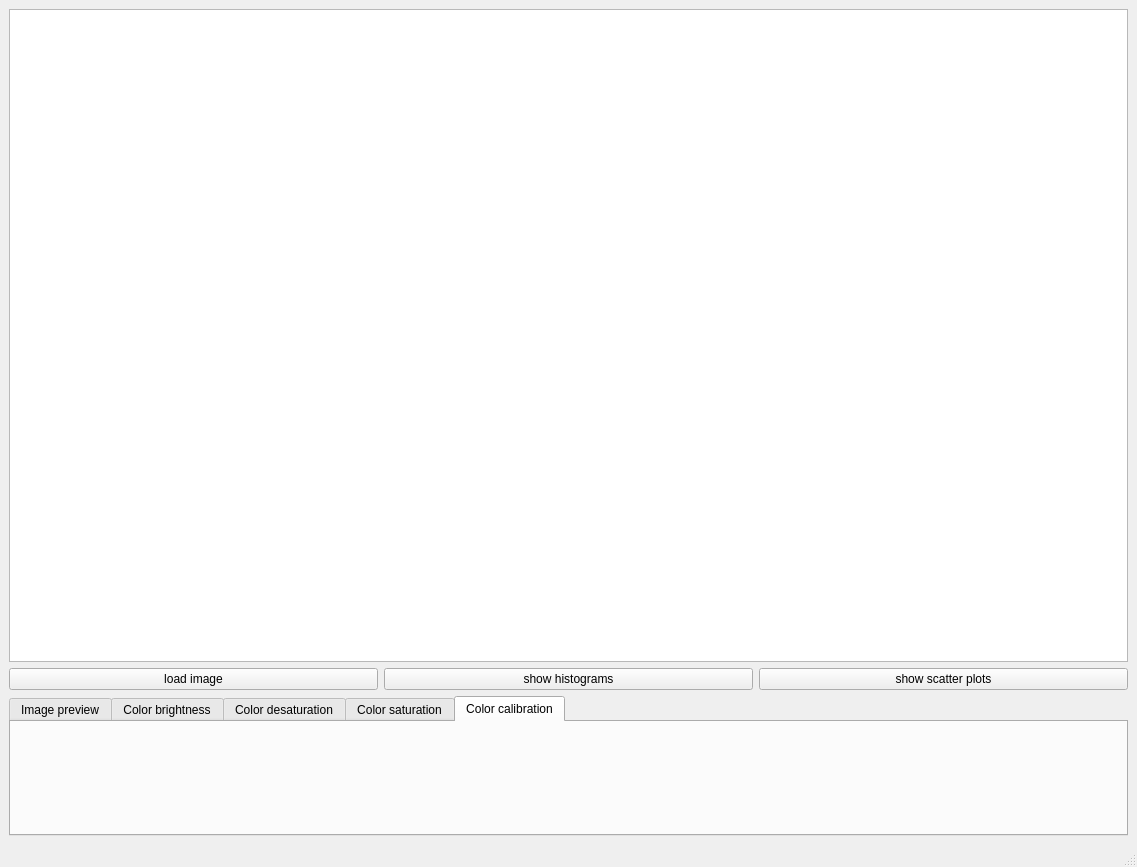
Above: gui/gui_form.ui from FrederikLauf/Cython-Image-Manipulation-Experimentation before the change. Below: the same form after it.
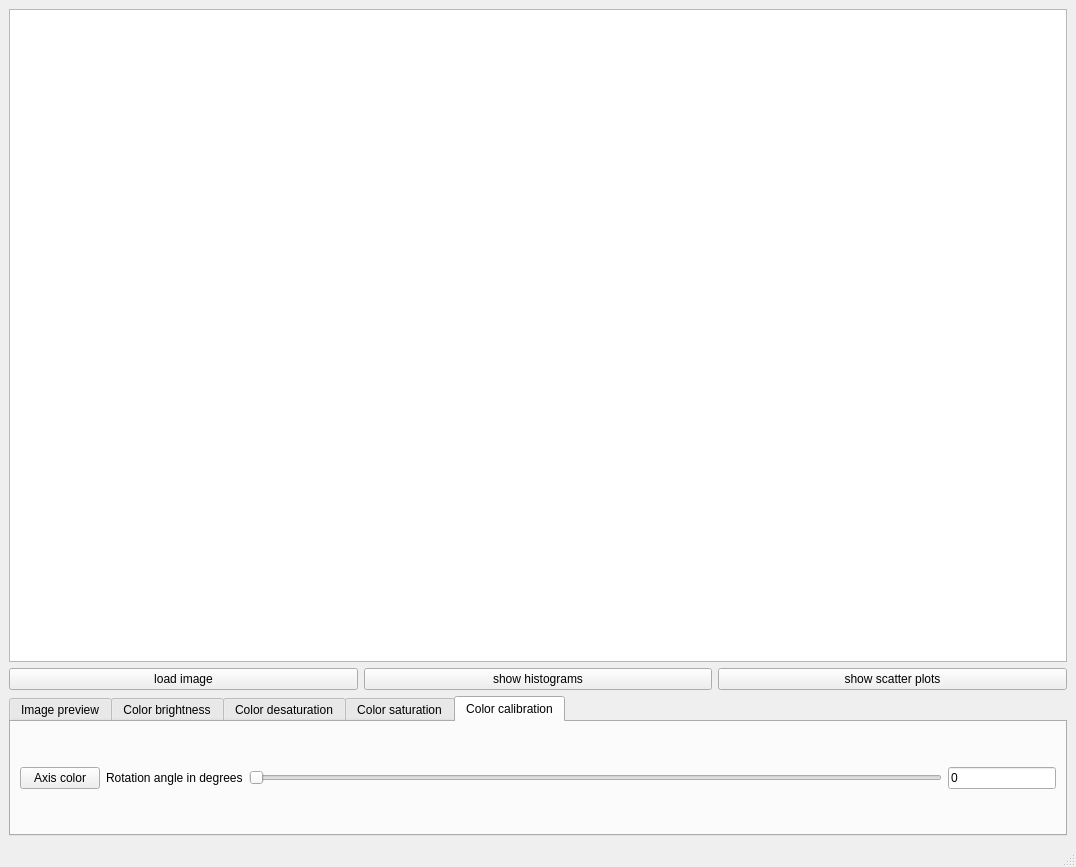
That is the form after the change. The open tabs and pages were chosen to show the change.

Commit message: Add color calibration feature to gui.

Diff of the .ui file:
```diff
--- a/gui/gui_form.ui
+++ b/gui/gui_form.ui
@@ -6,7 +6,7 @@
    <rect>
     <x>0</x>
     <y>0</y>
-    <width>1137</width>
+    <width>1076</width>
     <height>867</height>
    </rect>
   </property>
@@ -390,6 +390,52 @@
        <attribute name="title">
         <string>Color calibration</string>
        </attribute>
+       <layout class="QGridLayout" name="gridLayout_5">
+        <item row="0" column="0">
+         <layout class="QHBoxLayout" name="horizontalLayout_6">
+          <item>
+           <widget class="QPushButton" name="calibrationAxisButton">
+            <property name="text">
+             <string>Axis color</string>
+            </property>
+           </widget>
+          </item>
+          <item>
+           <widget class="QLabel" name="label_2">
+            <property name="text">
+             <string>Rotation angle in degrees</string>
+            </property>
+           </widget>
+          </item>
+          <item>
+           <widget class="QSlider" name="calibrationAngleSlider">
+            <property name="maximum">
+             <number>360</number>
+            </property>
+            <property name="pageStep">
+             <number>0</number>
+            </property>
+            <property name="orientation">
+             <enum>Qt::Horizontal</enum>
+            </property>
+           </widget>
+          </item>
+          <item>
+           <widget class="QLineEdit" name="calibrationAngleLineEdit">
+            <property name="sizePolicy">
+             <sizepolicy hsizetype="Minimum" vsizetype="Fixed">
+              <horstretch>0</horstretch>
+              <verstretch>0</verstretch>
+             </sizepolicy>
+            </property>
+            <property name="text">
+             <string>0</string>
+            </property>
+           </widget>
+          </item>
+         </layout>
+        </item>
+       </layout>
       </widget>
      </widget>
     </item>
```
Left out of the diff: 72 changed lines with no effect on the pictures. The commit also changes 4 other files.
